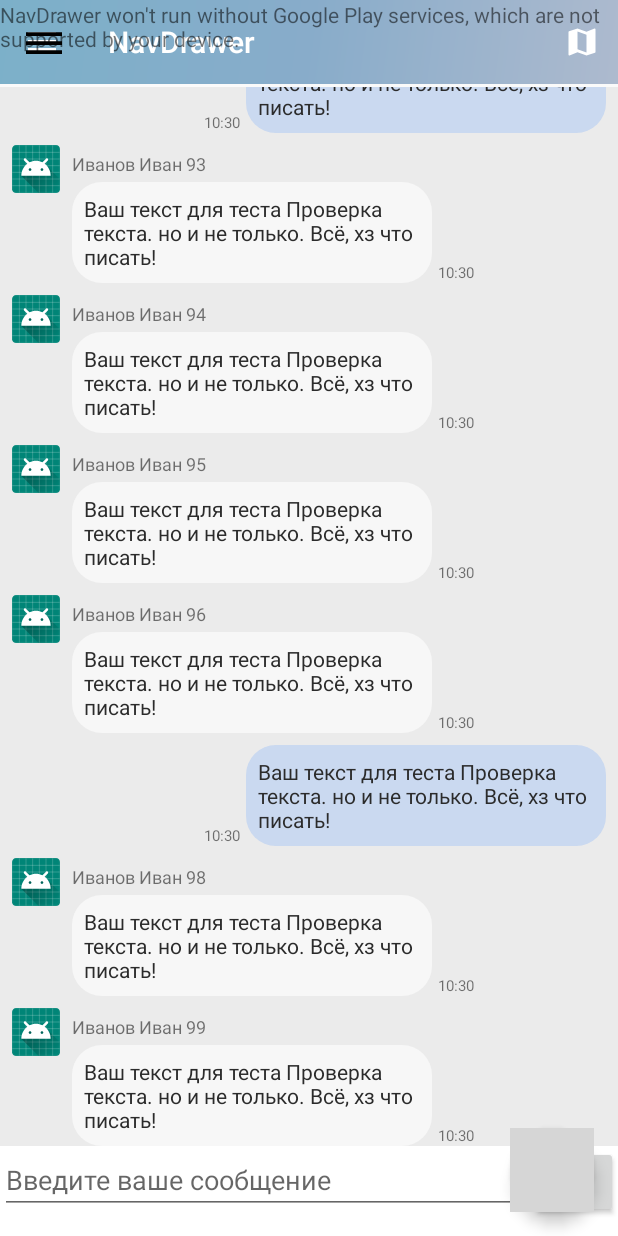
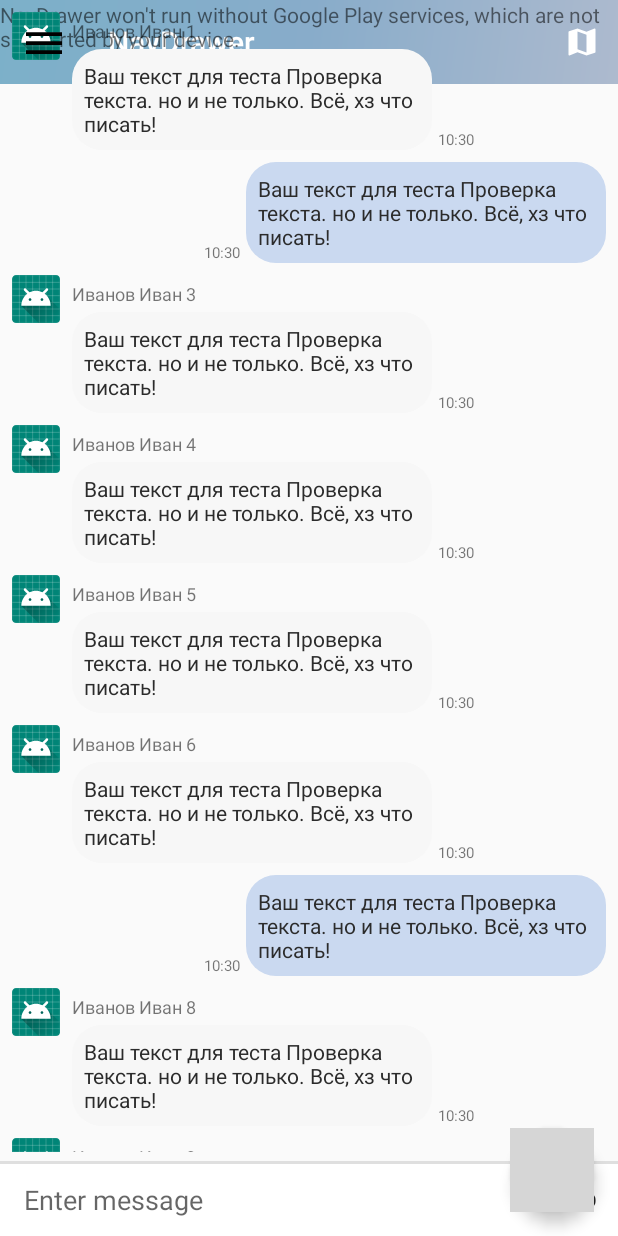
Before and after one commit to itkreydo/dpsApplication, an Android app: the fragment FragmentDialog placed in its activity, on a phone screen of 412 x 824 dp. Run offline under Robolectric (Android 15) with nearby library versions, the phone set to English and light mode, and no system bars; grey boxes are pictures that could not be loaded.

Commit message:
New Adapter

```diff
--- /dev/null
+++ b/app/src/main/java/com/example/shadr/navdrawer/MessageListAdapter.java
@@ -0,0 +1,115 @@
+package com.example.shadr.navdrawer;
+
+import android.content.Context;
+import android.support.annotation.NonNull;
+import android.support.v7.widget.RecyclerView;
+import android.view.LayoutInflater;
+import android.view.View;
+import android.view.ViewGroup;
+import android.widget.ImageView;
+import android.widget.TextView;
+
+import com.example.shadr.navdrawer.models.Message;
+
+import java.util.List;
+
+public class MessageListAdapter extends RecyclerView.Adapter {
+
+    private Context mContext;
+    private List<Message> mMessageList;
+
+    public MessageListAdapter(Context context, List<Message> messageList) {
+        mContext = context;
+        mMessageList = messageList;
+    }
+
+    @Override
+    public int getItemViewType(int position) {
+        Message message = (Message) mMessageList.get(position);
+
+        if (message.getType()==Message.TYPE_MESSAGE_SENT) {
+            // If the current user is the sender of the message
+            return Message.TYPE_MESSAGE_SENT;
+        } else {
+            // If some other user sent the message
+            return Message.TYPE_MESSAGE_RECEIVED;
+        }
+    }
+
+    @Override
+    public RecyclerView.ViewHolder onCreateViewHolder(ViewGroup viewGroup, int viewType) {
+        View view;
+
+        if (viewType == Message.TYPE_MESSAGE_SENT) {
+            view = LayoutInflater.from(viewGroup.getContext())
+                    .inflate(R.layout.item_message_sent, viewGroup, false);
+            return new SentMessageHolder(view);
+        } else if (viewType == Message.TYPE_MESSAGE_RECEIVED) {
+            view = LayoutInflater.from(viewGroup.getContext())
+                    .inflate(R.layout.item_message_received, viewGroup, false);
+            return new ReceivedMessageHolder(view);
+        }
+
+        return null;
+    }
+
+    @Override
+    public void onBindViewHolder(RecyclerView.ViewHolder viewHolder, int position) {
+        Message message = (Message) mMessageList.get(position);
+
+        switch (viewHolder.getItemViewType()) {
+            case Message.TYPE_MESSAGE_SENT:
+                ((SentMessageHolder) viewHolder).bind(message);
+                break;
+            case Message.TYPE_MESSAGE_RECEIVED:
+                ((ReceivedMessageHolder) viewHolder).bind(message);
+        }
+    }
+
+    @Override
+    public int getItemCount() {
+        return mMessageList.size();
+    }
+
+
+    public class ReceivedMessageHolder  extends RecyclerView.ViewHolder {
+        TextView messageText, timeText, nameText;
+        ImageView profileImage;
+
+        ReceivedMessageHolder(View itemView) {
+            super(itemView);
+            messageText = (TextView) itemView.findViewById(R.id.text_message_body);
+            timeText = (TextView) itemView.findViewById(R.id.text_message_time);
+            nameText = (TextView) itemView.findViewById(R.id.text_message_name);
+            profileImage = (ImageView) itemView.findViewById(R.id.image_message_profile);
+        }
+
+        void bind(Message message) {
+            messageText.setText(message.getMessage());
+
+            // Format the stored timestamp into a readable String using method.
+            timeText.setText(message.getDateCreatedAt_time());
+            nameText.setText(message.getSender().getNickname());
+
+            // Insert the profile image from the URL into the ImageView.
+            //Utils.displayRoundImageFromUrl(getContext(), message.getSender().getProfileUrl(), profileImage);
+        }
+    }
+
+    public class SentMessageHolder  extends RecyclerView.ViewHolder{
+        TextView messageText, timeText;
+
+        SentMessageHolder(View itemView) {
+            super(itemView);
+            messageText = (TextView) itemView.findViewById(R.id.text_message_body);
+            timeText = (TextView) itemView.findViewById(R.id.text_message_time);
+        }
+
+        void bind(Message message) {
+            messageText.setText(message.getMessage());
+
+            // Format the stored timestamp into a readable String using method.
+            timeText.setText(message.getDateCreatedAt_time());
+        }
+    }
+}
--- a/app/src/main/java/com/example/shadr/navdrawer/fragment/FragmentDialog.java
+++ b/app/src/main/java/com/example/shadr/navdrawer/fragment/FragmentDialog.java
@@ -3,12 +3,15 @@ package com.example.shadr.navdrawer.fragment;
 import android.net.Uri;
 import android.os.Bundle;
 import android.support.v4.app.Fragment;
+import android.support.v7.widget.LinearLayoutManager;
+import android.support.v7.widget.RecyclerView;
 import android.view.LayoutInflater;
 import android.view.View;
 import android.view.ViewGroup;
 import android.widget.ListView;
 import android.widget.SimpleAdapter;
 
+import com.example.shadr.navdrawer.MessageListAdapter;
 import com.example.shadr.navdrawer.R;
 import com.example.shadr.navdrawer.MessageAdapter;
 import com.example.shadr.navdrawer.models.Message;
@@ -42,6 +45,8 @@ public class FragmentDialog extends Fragment {
     ArrayList<Message> messagesData;
     Message m;
     private OnFragmentInteractionListener mListener;
+    private RecyclerView mMessageRecycler;
+    private MessageListAdapter mMessageAdapter;
 
     public FragmentDialog() {
         // Required empty public constructor
@@ -97,10 +102,11 @@ public class FragmentDialog extends Fragment {
     public View onCreateView(LayoutInflater inflater, ViewGroup container,
                              Bundle savedInstanceState) {
         View v = inflater.inflate(R.layout.chat, container, false);
-        lvSimple = (ListView) v.findViewById(R.id.lv);
-        lvSimple.setDivider(null);
-        lvSimple.setAdapter(mAdapter);
-        // Inflate the layout for this fragment
+
+        mMessageRecycler = (RecyclerView) v.findViewById(R.id.reyclerview_message_list);
+        mMessageAdapter = new MessageListAdapter(getContext(), messagesData);
+        mMessageRecycler.setLayoutManager(new LinearLayoutManager(getContext()));
+        mMessageRecycler.setAdapter(mMessageAdapter);
         return v;
 
     }
--- a/app/src/main/res/layout/chat.xml
+++ b/app/src/main/res/layout/chat.xml
@@ -1,113 +1,66 @@
 <?xml version="1.0" encoding="utf-8"?>
-<RelativeLayout xmlns:android="http://schemas.android.com/apk/res/android"
+
+<android.support.constraint.ConstraintLayout
+    xmlns:android="http://schemas.android.com/apk/res/android"
+    xmlns:app="http://schemas.android.com/apk/res-auto"
+    xmlns:tools="http://schemas.android.com/tools"
     android:layout_width="match_parent"
-    android:layout_height="match_parent"
-    android:layout_marginTop="@dimen/toolbar_height"
-    android:background="#EBEBEB" >
+    android:layout_height="match_parent">
 
-    <ListView
-        android:id="@+id/lv"
-        android:layout_width="match_parent"
-        android:layout_height="match_parent"
-        android:layout_marginBottom="60dp"
-        android:scrollbars="none"
-        android:stackFromBottom="true"
-        android:listSelector="@android:color/transparent"
-        android:transcriptMode="alwaysScroll" >
-    </ListView>
+    <android.support.v7.widget.RecyclerView
+        android:id="@+id/reyclerview_message_list"
+        android:layout_width="0dp"
+        android:layout_height="0dp"
+        android:layout_marginBottom="8dp"
+        app:layout_constraintBottom_toTopOf="@+id/layout_chatbox"
+        app:layout_constraintLeft_toLeftOf="parent"
+        app:layout_constraintRight_toRightOf="parent"
+        app:layout_constraintTop_toTopOf="parent"></android.support.v7.widget.RecyclerView>
+
+    <!-- A horizontal line between the chatbox and RecyclerView -->
+    <View
+        android:id="@+id/view"
+        android:layout_width="0dp"
+        android:layout_height="2dp"
+        android:background="#dfdfdf"
+        app:layout_constraintBottom_toTopOf="@+id/layout_chatbox"
+        app:layout_constraintLeft_toLeftOf="parent"
+        app:layout_constraintRight_toRightOf="parent" />
 
     <LinearLayout
-        android:layout_width="match_parent"
-        android:layout_height="60dp"
-        android:layout_alignParentBottom="true"
-        android:background="#ffffff" >
+        android:id="@+id/layout_chatbox"
+        android:layout_width="0dp"
+        android:layout_height="wrap_content"
+        android:orientation="horizontal"
+        android:minHeight="48dp"
+        android:background="#ffffff"
+        app:layout_constraintBottom_toBottomOf="parent"
+        app:layout_constraintRight_toRightOf="parent"
+        app:layout_constraintLeft_toLeftOf="parent">
 
         <EditText
-            android:id="@+id/et"
+            android:id="@+id/edittext_chatbox"
+            android:hint="Enter message"
+            android:background="@android:color/transparent"
+            android:layout_gravity="center"
+            android:layout_marginLeft="16dp"
+            android:layout_marginRight="16dp"
             android:layout_width="0dp"
+            android:layout_weight="1"
             android:layout_height="wrap_content"
-            android:layout_gravity="top"
-            android:layout_weight="1"
-            android:hint="Введите ваше сообщение"
-            android:ems="10" >
-        </EditText>
+            android:maxLines="6"/>
 
         <Button
-            android:id="@+id/bt"
-            android:layout_width="58dp"
-            android:layout_gravity="top"
-            android:onClick="send"
-            android:layout_height="wrap_content"
-            android:text=">"
-            />
-        <!--android:background="@drawable/ic_menu_send"-->
+            android:id="@+id/button_chatbox_send"
+            android:text="SEND"
+            android:textSize="14dp"
+            android:background="?attr/selectableItemBackground"
+            android:clickable="true"
+            android:layout_width="64dp"
+            android:layout_height="48dp"
+            android:gravity="center"
+            android:layout_gravity="bottom" />
+
     </LinearLayout>
 
-</RelativeLayout>
-
-    <!--<?xml version="1.0" encoding="utf-8"?>-->
-
-    <!--<android.support.constraint.ConstraintLayout-->
-    <!--xmlns:android="http://schemas.android.com/apk/res/android"-->
-    <!--xmlns:app="http://schemas.android.com/apk/res-auto"-->
-    <!--xmlns:tools="http://schemas.android.com/tools"-->
-    <!--android:layout_width="match_parent"-->
-    <!--android:layout_height="match_parent"-->
-    <!--tools:context=".NavigationDrawer">-->
-
-    <!--<android.support.v7.widget.RecyclerView-->
-    <!--android:id="@+id/reyclerview_message_list"-->
-    <!--android:layout_width="0dp"-->
-    <!--android:layout_height="0dp"-->
-    <!--app:layout_constraintTop_toTopOf="parent"-->
-    <!--app:layout_constraintLeft_toLeftOf="parent"-->
-    <!--app:layout_constraintRight_toRightOf="parent">-->
-    <!--</android.support.v7.widget.RecyclerView>-->
-
-    <!--&lt;!&ndash; A horizontal line between the chatbox and RecyclerView &ndash;&gt;-->
-    <!--<View-->
-    <!--android:layout_width="0dp"-->
-    <!--android:layout_height="2dp"-->
-    <!--android:background="#dfdfdf"-->
-    <!--android:layout_marginBottom="0dp"-->
-    <!--app:layout_constraintBottom_toTopOf="@+id/layout_chatbox"-->
-    <!--app:layout_constraintLeft_toLeftOf="parent"-->
-    <!--app:layout_constraintRight_toRightOf="parent"/>-->
-
-    <!--<LinearLayout-->
-    <!--android:id="@+id/layout_chatbox"-->
-    <!--android:layout_width="0dp"-->
-    <!--android:layout_height="wrap_content"-->
-    <!--android:orientation="horizontal"-->
-    <!--android:minHeight="48dp"-->
-    <!--android:background="#ffffff"-->
-    <!--app:layout_constraintBottom_toBottomOf="parent"-->
-    <!--app:layout_constraintRight_toRightOf="parent"-->
-    <!--app:layout_constraintLeft_toLeftOf="parent">-->
-
-    <!--<EditText-->
-    <!--android:id="@+id/edittext_chatbox"-->
-    <!--android:hint="Enter message"-->
-    <!--android:background="@android:color/transparent"-->
-    <!--android:layout_gravity="center"-->
-    <!--android:layout_marginLeft="16dp"-->
-    <!--android:layout_marginRight="16dp"-->
-    <!--android:layout_width="0dp"-->
-    <!--android:layout_weight="1"-->
-    <!--android:layout_height="wrap_content"-->
-    <!--android:maxLines="6"/>-->
-
-    <!--<Button-->
-    <!--android:id="@+id/button_chatbox_send"-->
-    <!--android:text="SEND"-->
-    <!--android:textSize="14dp"-->
-    <!--android:background="?attr/selectableItemBackground"-->
-    <!--android:clickable="true"-->
-    <!--android:layout_width="64dp"-->
-    <!--android:layout_height="48dp"-->
-    <!--android:gravity="center"-->
-    <!--android:layout_gravity="bottom" />-->
-
-    <!--</LinearLayout>-->
-
-    <!--</android.support.constraint.ConstraintLayout>-->
+</android.support.constraint.ConstraintLayout>
```
